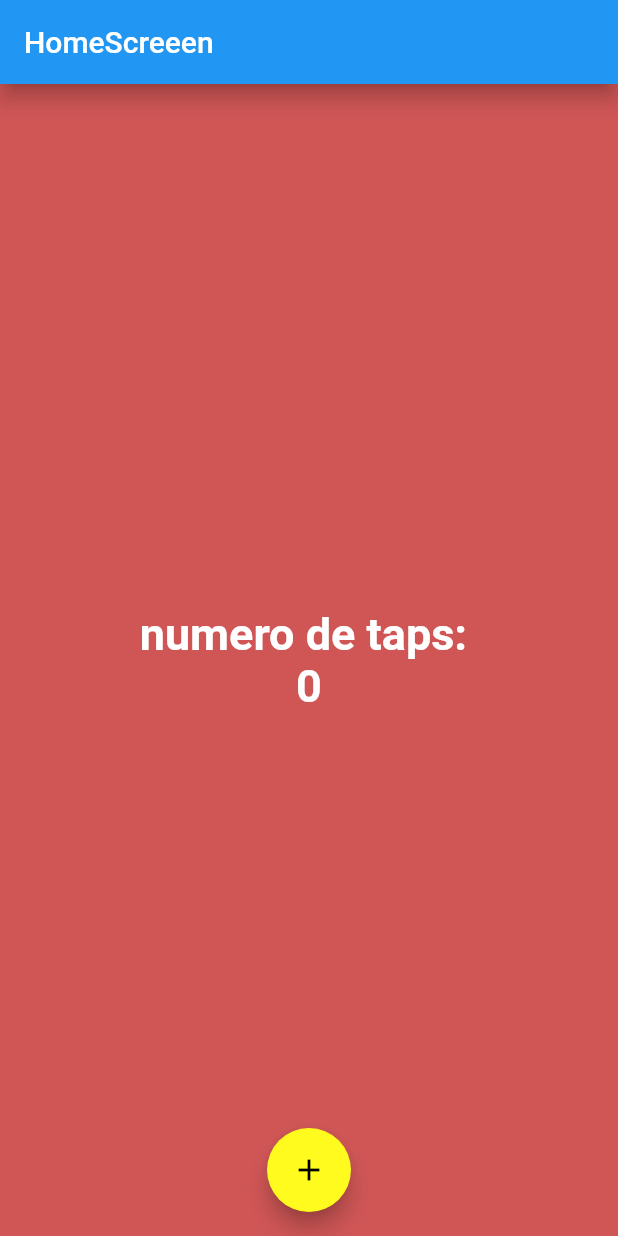
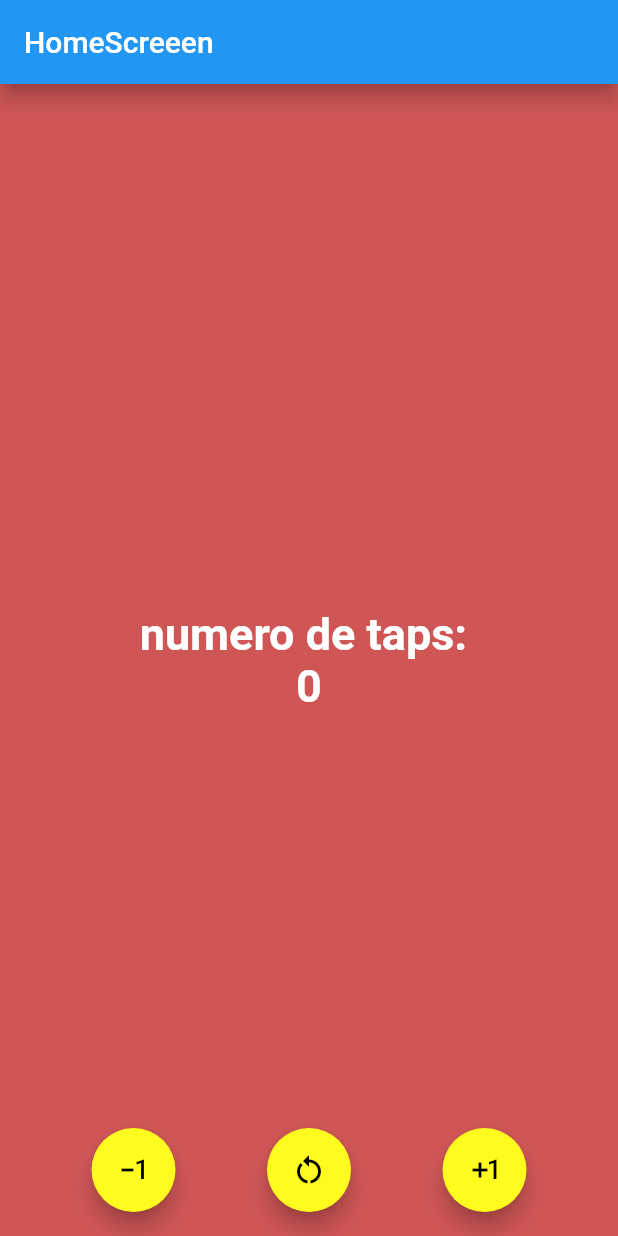
Before and after one commit to Leonel-David-Navarro-Meneses/counterapp5-a, a Flutter app: the screen it shows after launch, on a phone screen of 412 x 824 dp. Run offline on Flutter 3.47's test engine with Material 2 defaults, Android fonts, the phone set to English and light mode, and no system bars.

Commit message:
segundo commit

```diff
--- a/lib/main.dart
+++ b/lib/main.dart
@@ -1,4 +1,4 @@
-import 'package:counter_app5a/screens/home_screen.dart';
+import 'package:counter_app5a/screens/counter_screen.dart';
 import 'package:flutter/material.dart';
 
 void main() {
@@ -12,7 +12,7 @@ class CounterApp extends StatelessWidget {
   Widget build(BuildContext context) {
     return const MaterialApp(
       debugShowCheckedModeBanner: false,
-      home: HomeScreen(),
+      home: CounterScreen(),
     );
   }
 }
--- /dev/null
+++ b/lib/screens/counter_screen.dart
@@ -0,0 +1,64 @@
+import 'package:flutter/material.dart';
+
+class CounterScreen extends StatefulWidget {
+  const CounterScreen({super.key});
+
+  @override
+  State<CounterScreen> createState() => _CounterScreenState();
+}
+
+class _CounterScreenState extends State<CounterScreen> {
+  int contador = 0;
+  @override
+  Widget build(BuildContext context) {
+    const TextStyle estiloTexto = TextStyle(
+      fontSize: 30,
+      color: Colors.white,
+      fontWeight: FontWeight.bold,
+    );
+    return Scaffold(
+        appBar: AppBar(
+          title: const Text('HomeScreeen'),
+          elevation: 5.5,
+        ),
+        backgroundColor: Color.fromARGB(172, 185, 4, 4),
+        body: Center(
+            child: Column(
+          mainAxisAlignment: MainAxisAlignment.center,
+          children: [
+            const Text(
+              'numero de taps: ',
+              style: estiloTexto,
+            ),
+            Text(
+              '$contador',
+              style: estiloTexto,
+            ),
+          ],
+        )),
+        floatingActionButtonLocation: FloatingActionButtonLocation.centerFloat,
+        floatingActionButton: Row(
+          mainAxisAlignment: MainAxisAlignment.spaceEvenly,
+          children: [
+            FloatingActionButton(
+              backgroundColor: const Color.fromARGB(255, 255, 251, 31),
+              foregroundColor: const Color.fromARGB(255, 0, 0, 0),
+              onPressed: () => setState(() => contador--),
+              child: const Icon(Icons.exposure_minus_1),
+            ),
+            FloatingActionButton(
+              backgroundColor: const Color.fromARGB(255, 255, 251, 31),
+              foregroundColor: const Color.fromARGB(255, 0, 0, 0),
+              onPressed: () => setState(() => contador = 0),
+              child: const Icon(Icons.restart_alt),
+            ),
+            FloatingActionButton(
+              backgroundColor: const Color.fromARGB(255, 255, 251, 31),
+              foregroundColor: const Color.fromARGB(255, 0, 0, 0),
+              onPressed: () => setState(() => contador++),
+              child: const Icon(Icons.exposure_plus_1),
+            ),
+          ],
+        ));
+  }
+}
```
